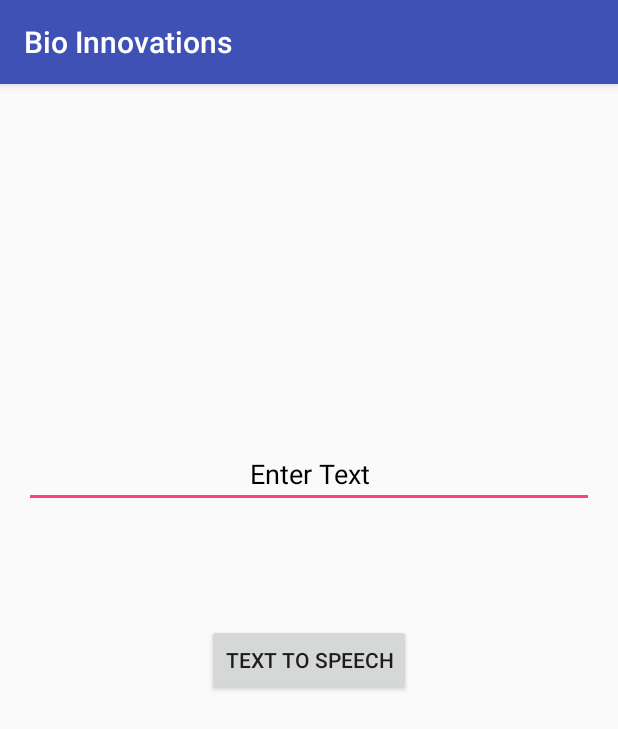
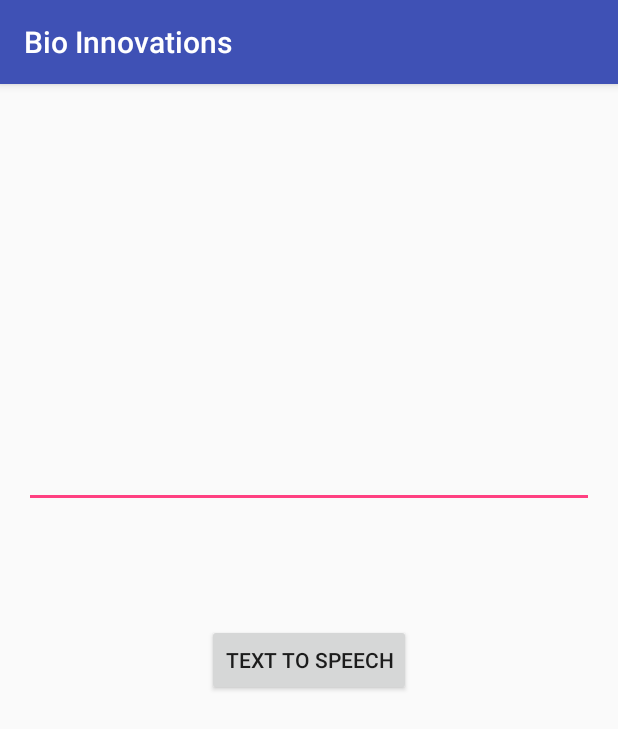
Before and after one commit to Darshilpatel/bio-innovations, an Android app: the finalActivity screen opened directly, with no data from a screen before it, on a phone screen of 412 x 824 dp. Shown: the top 729 px of the screen. Run offline under Robolectric (Android 15) with nearby library versions, the phone set to English and light mode, and no system bars.

Commit message:
Change of accent Ui still broken

```diff
--- a/app/src/main/java/com/darshilpatel/bioinnovations/finalActivity.java
+++ b/app/src/main/java/com/darshilpatel/bioinnovations/finalActivity.java
@@ -39,7 +39,7 @@ public class finalActivity extends AppCompatActivity {
             @Override
             public void onInit(int status) {
                 if(status != TextToSpeech.ERROR) {
-                    t1.setLanguage(Locale.UK);
+                    t1.setLanguage(Locale.US);
                 }
             }
         });
--- a/app/src/main/res/layout/activity_final.xml
+++ b/app/src/main/res/layout/activity_final.xml
@@ -14,7 +14,7 @@
         android:layout_width="wrap_content"
         android:layout_height="wrap_content"
         android:id="@+id/editText"
-        android:hint="Enter Text"
+
         android:textColor="#000000"
         android:textColorHint="#000000"
         android:textAlignment="center"
```
